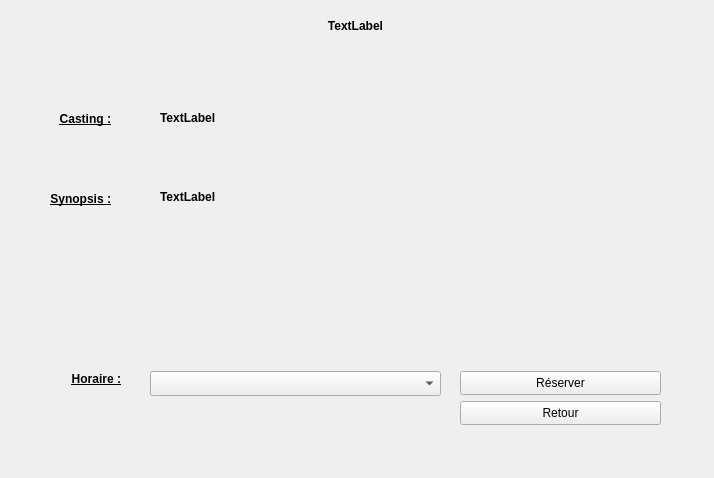
Above: ui/detailWidget.ui from KaneRoot/ihmsem6a before the change. Below: the same form after it.
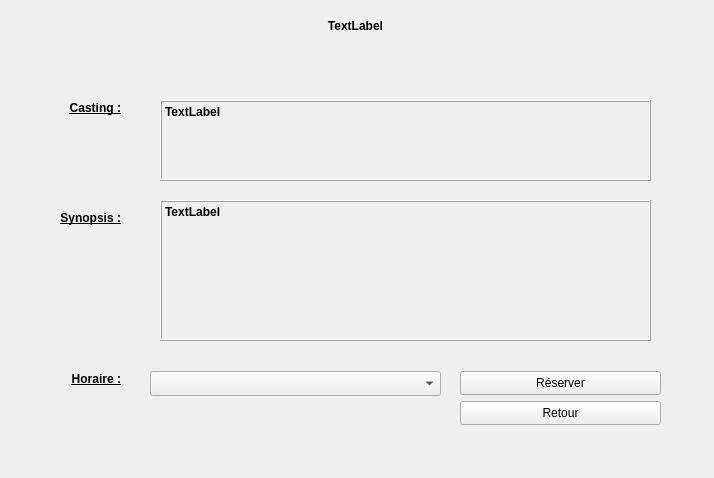
That is the form after the change.

The edit to the form file:
```diff
--- a/ui/detailWidget.ui
+++ b/ui/detailWidget.ui
@@ -60,8 +60,8 @@
   <widget class="QLabel" name="lblSynopsis">
    <property name="geometry">
     <rect>
-     <x>20</x>
-     <y>191</y>
+     <x>30</x>
+     <y>210</y>
      <width>91</width>
      <height>16</height>
     </rect>
@@ -129,8 +129,8 @@
   <widget class="QLabel" name="labelCasting">
    <property name="geometry">
     <rect>
-     <x>20</x>
-     <y>111</y>
+     <x>30</x>
+     <y>100</y>
      <width>91</width>
      <height>16</height>
     </rect>
@@ -153,9 +153,9 @@
    <property name="geometry">
     <rect>
      <x>160</x>
-     <y>111</y>
+     <y>100</y>
      <width>491</width>
-     <height>61</height>
+     <height>81</height>
     </rect>
    </property>
    <property name="sizeIncrement">
@@ -173,6 +173,12 @@
    <property name="cursor">
     <cursorShape>IBeamCursor</cursorShape>
    </property>
+   <property name="frameShape">
+    <enum>QFrame::Box</enum>
+   </property>
+   <property name="frameShadow">
+    <enum>QFrame::Raised</enum>
+   </property>
    <property name="text">
     <string>TextLabel</string>
    </property>
@@ -187,7 +193,7 @@
    <property name="geometry">
     <rect>
      <x>160</x>
-     <y>190</y>
+     <y>200</y>
      <width>491</width>
      <height>141</height>
     </rect>
@@ -201,6 +207,12 @@
    <property name="cursor">
     <cursorShape>IBeamCursor</cursorShape>
    </property>
+   <property name="frameShape">
+    <enum>QFrame::Box</enum>
+   </property>
+   <property name="frameShadow">
+    <enum>QFrame::Raised</enum>
+   </property>
    <property name="text">
     <string>TextLabel</string>
    </property>
```
